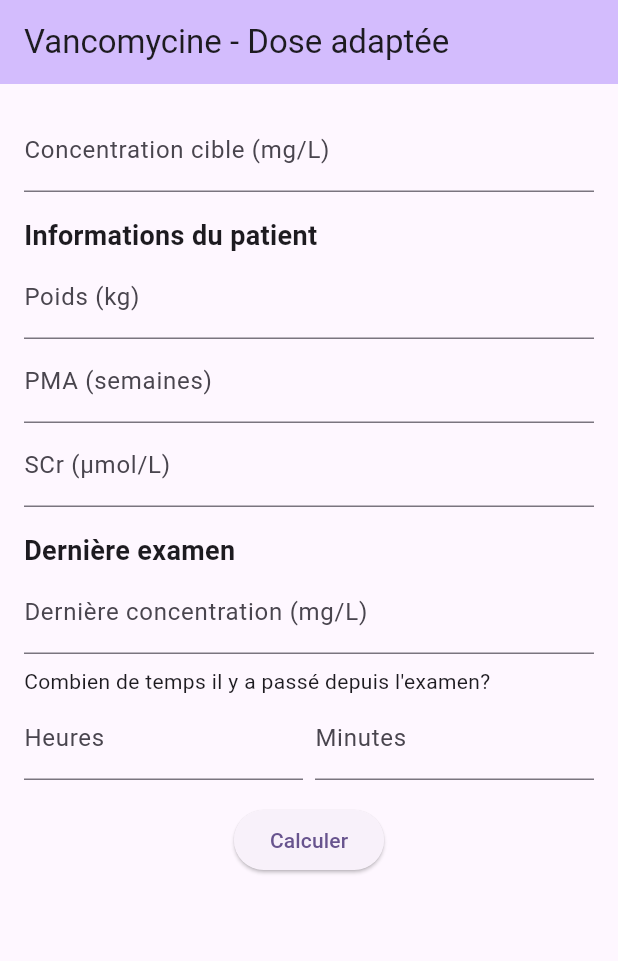
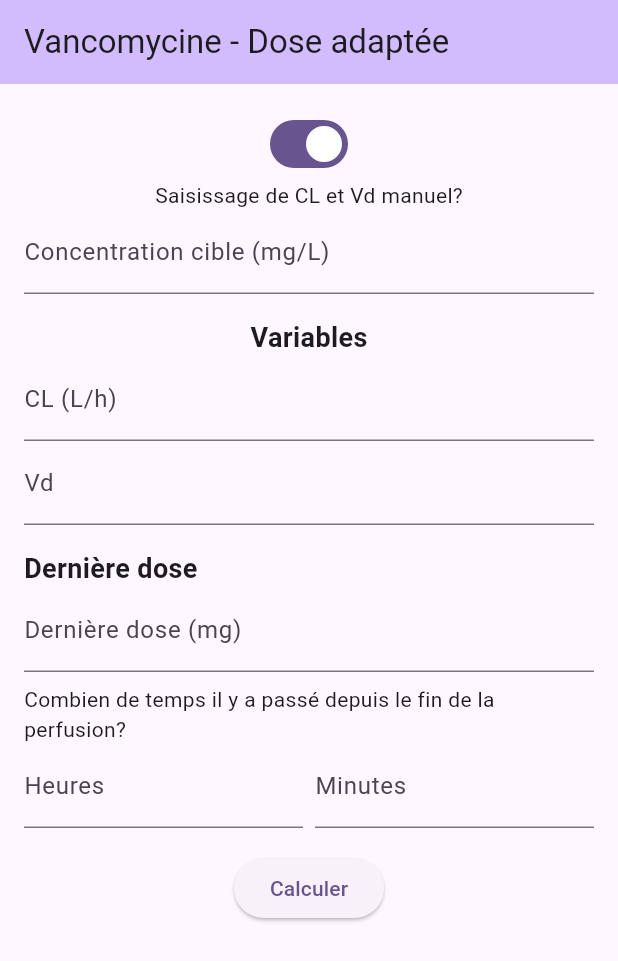
Before and after one commit to dielso/rna, a Flutter app: the screen it shows after launch, on a phone screen of 412 x 824 dp. Shown: the top 961 px of the screen. Run offline on Flutter 3.47's test engine with Material 3 defaults, Android fonts, the light colour scheme and no system bars.

Commit message:
[fix] exponential decay in perfusion

```diff
--- a/lib/main.dart
+++ b/lib/main.dart
@@ -72,10 +72,14 @@ class InputFactorsWidgetState extends State<InputFactorsWidget> {
   double poids = 0.0;
   int pma = 0;
   double sCr = 0.0;
-  double derniereConcentration = 0.0;
+  double derniereDose = 0.0;
   int heures = 0;
   int minutes = 0;
   String? dose;
+  bool isManual = true;
+  double gVd = 0.0;
+  double gCL = 0.0;
+
 
   @override
   Widget build(BuildContext context) {
@@ -86,8 +90,15 @@ class InputFactorsWidgetState extends State<InputFactorsWidget> {
           child: Column(
             crossAxisAlignment: CrossAxisAlignment.start,
             children: [
+              Center(child: Switch(value: isManual, onChanged: (bool val){
+                setState(() {
+                  isManual = val;
+                });
+              })),
+              const Center(child: Text('Saisissage de CL et Vd manuel?')),
               TextField(
-                decoration: const InputDecoration(labelText: 'Concentration cible (mg/L)'),
+                decoration: const InputDecoration(
+                    labelText: 'Concentration cible (mg/L)'),
                 keyboardType: TextInputType.number,
                 textInputAction: TextInputAction.next,
                 onChanged: (value) {
@@ -95,12 +106,18 @@ class InputFactorsWidgetState extends State<InputFactorsWidget> {
                 },
               ),
               const SizedBox(height: 16.0),
+              Visibility(
+                visible: !isManual,
+                child: Column(
+                  children: [
                     const Text(
                       'Informations du patient',
-                style: TextStyle(fontSize: 18.0, fontWeight: FontWeight.bold),
+                      style: TextStyle(
+                          fontSize: 18.0, fontWeight: FontWeight.bold),
                     ),
                     TextField(
-                decoration: const InputDecoration(labelText: 'Poids (kg)'),
+                      decoration:
+                          const InputDecoration(labelText: 'Poids (kg)'),
                       keyboardType: TextInputType.number,
                       textInputAction: TextInputAction.next,
                       onChanged: (value) {
@@ -108,7 +125,8 @@ class InputFactorsWidgetState extends State<InputFactorsWidget> {
                       },
                     ),
                     TextField(
-                decoration: const InputDecoration(labelText: 'PMA (semaines)'),
+                      decoration:
+                          const InputDecoration(labelText: 'PMA (semaines)'),
                       keyboardType: TextInputType.number,
                       textInputAction: TextInputAction.next,
                       onChanged: (value) {
@@ -116,28 +134,63 @@ class InputFactorsWidgetState extends State<InputFactorsWidget> {
                       },
                     ),
                     TextField(
-                decoration: const InputDecoration(labelText: 'SCr (µmol/L)'),
+                      decoration:
+                          const InputDecoration(labelText: 'SCr (µmol/L)'),
                       keyboardType: TextInputType.number,
                       textInputAction: TextInputAction.next,
                       onChanged: (value) {
                         sCr = double.parse(value);
                       },
                     ),
+                  ],
+                ),
+              ),
+              Visibility(
+                visible: isManual,
+                child: Column(
+                  children: [
+                    const Text(
+                      'Variables',
+                      style: TextStyle(
+                          fontSize: 18.0, fontWeight: FontWeight.bold),
+                    ),
+                    TextField(
+                      decoration:
+                      const InputDecoration(labelText: 'CL (L/h)'),
+                      keyboardType: TextInputType.number,
+                      textInputAction: TextInputAction.next,
+                      onChanged: (value) {
+                        gCL = double.parse(value);
+                      },
+                    ),
+                    TextField(
+                      decoration:
+                      const InputDecoration(labelText: 'Vd'),
+                      keyboardType: TextInputType.number,
+                      textInputAction: TextInputAction.next,
+                      onChanged: (value) {
+                        gVd = double.parse(value);
+                      },
+                    ),
+                  ],
+                ),
+              ),
               const SizedBox(height: 16.0),
               const Text(
-                'Dernière examen',
+                'Dernière dose',
                 style: TextStyle(fontSize: 18.0, fontWeight: FontWeight.bold),
               ),
               TextField(
-                decoration: const InputDecoration(labelText: 'Dernière concentration (mg/L)'),
+                decoration: const InputDecoration(
+                    labelText: 'Dernière dose (mg)'),
                 keyboardType: TextInputType.number,
                 textInputAction: TextInputAction.next,
                 onChanged: (value) {
-                  derniereConcentration = double.parse(value);
+                  derniereDose = double.parse(value);
                 },
               ),
               const SizedBox(height: 8.0),
-              const Text('Combien de temps il y a passé depuis l\'examen?'),
+              const Text('Combien de temps il y a passé depuis le fin de la perfusion?'),
               Row(
                 children: [
                   Flexible(
@@ -167,20 +220,35 @@ class InputFactorsWidgetState extends State<InputFactorsWidget> {
               Center(
                 child: ElevatedButton(
                   onPressed: () {
-                    var vd = 0.628*poids;
-                    var t50h = pow(46.4,3.54);
-                    var pmah = pow(pma,3.54);
-                    var clearance = 0.273 *pow(poids, 0.438)*pow( (54/sCr), 0.473) * pmah/(pmah+t50h);
+                    var clearance;
+                    var vd;
+                    var t = 1;
+                    if(!isManual){
+                      vd = 0.628 * poids;
+                      var t50h = pow(46.4, 3.54);
+                      var pmah = pow(pma, 3.54);
+                      clearance = 0.273 *
+                          pow(poids, 0.438) *
+                          pow((54 / sCr), 0.473) *
+                          pmah /
+                          (pmah + t50h);
                       print("CL = $clearance L/h");
-                    var ke = clearance/vd;
+                    }
+                    else {
+                      clearance = gCL;
+                      vd = gVd;
+                    }
+                    print("CL = $clearance L/h");
+                    print("Vd = $vd");
+                    var ke = clearance / vd;
                     print(ke);
-                    var time = minutes/60 + heures;
+                    var time = minutes / 60 + heures;
                     print(time);
-                    var ctd = derniereConcentration * exp(-ke*time);
+                    var cti = (exp(t*ke)-1)/exp(ke*t)*(derniereDose/vd)/ke;
+                    var ctd = cti * exp(-ke * time);
                     print("Ctd = $ctd mg/L");
-                    var dtd = ctd*vd;
-                    var dtotal = concentrationCible*vd;
-                    var dsup = dtotal - dtd;
+                    var dsup = ((concentrationCible -
+                        ctd*exp(-ke*t))/(1-exp(-ke*t)))*ke*vd;
                     print("Dose sup = $dsup mg");
                     setState(() {
                       dose = dsup.toStringAsPrecision(4);
@@ -190,9 +258,12 @@ class InputFactorsWidgetState extends State<InputFactorsWidget> {
                 ),
               ),
               Center(
-                child: Visibility(visible: dose != null,child:  Text(
+                child: Visibility(
+                  visible: dose != null,
+                  child: Text(
                     'Dose supplementaire = $dose mg',
-                  style: const TextStyle(fontSize: 18.0, fontWeight: FontWeight.bold),
+                    style: const TextStyle(
+                        fontSize: 18.0, fontWeight: FontWeight.bold),
                   ),
                 ),
               )
```
Also changed, not shown: 2 other files. Lines whose indentation alone changed are shown as unchanged.
